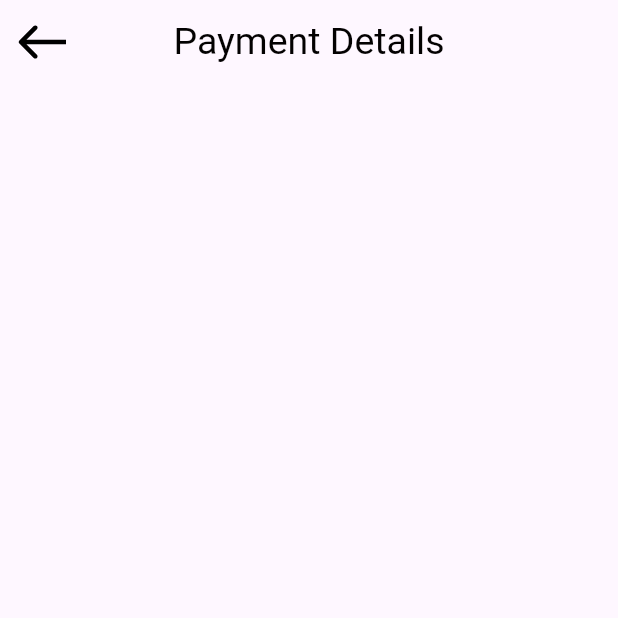
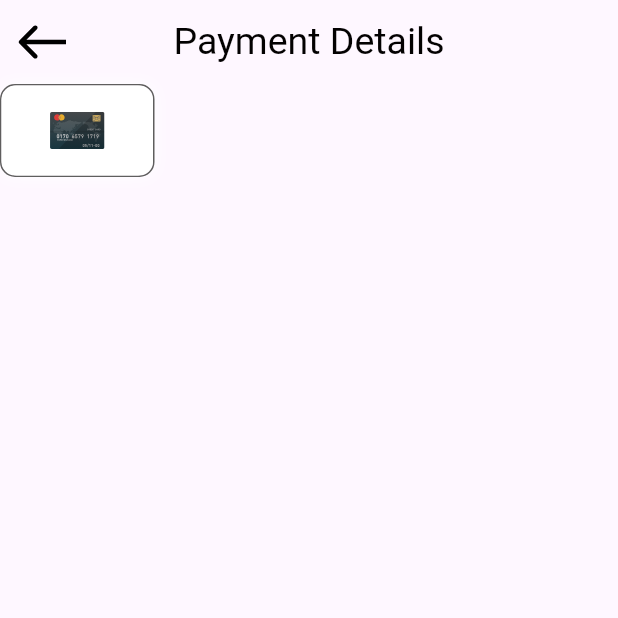
Before and after one commit to Badr-Elarby/Checkout-Payment-UI, a Flutter app: the screen it shows after launch, after a tap on "complete payment", on a phone screen of 412 x 824 dp, the top half of it. Run offline on Flutter 3.47's test engine with Material 3 defaults, Android fonts, the phone set to English and light mode, and no system bars; our stand-ins replace flutter_svg.

Commit message:
"Continue working on the project 3"

```diff
--- a/lib/core/widgets/custom_button.dart
+++ b/lib/core/widgets/custom_button.dart
@@ -21,7 +21,7 @@ class CustomButton extends StatelessWidget {
             shape: RoundedRectangleBorder(
               borderRadius: BorderRadius.circular(15),
             )),
-        child: Center(
+        child: const Center(
           child: Text(
             'complete payment',
             style: Styles.style25,
--- a/lib/features/checkout/presentation/view/my_cart_view.dart
+++ b/lib/features/checkout/presentation/view/my_cart_view.dart
@@ -1,8 +1,6 @@
-import 'package:checkout_payment_ui/core/utils/styles.dart';
 import 'package:checkout_payment_ui/core/widgets/custom_app_bar.dart';
 import 'package:checkout_payment_ui/features/checkout/presentation/view/my_cart_view_body.dart';
 import 'package:flutter/material.dart';
-import 'package:flutter_svg/svg.dart';
 
 class MyCartView extends StatelessWidget {
   const MyCartView({super.key});
--- a/lib/features/checkout/presentation/view/my_cart_view_body.dart
+++ b/lib/features/checkout/presentation/view/my_cart_view_body.dart
@@ -1,4 +1,3 @@
-import 'package:checkout_payment_ui/core/utils/styles.dart';
 import 'package:checkout_payment_ui/core/widgets/custom_button.dart';
 import 'package:checkout_payment_ui/features/checkout/presentation/view/payment_details.dart';
 import 'package:checkout_payment_ui/features/checkout/presentation/view/widgets/cart_info_item_widget.dart';
--- a/lib/features/checkout/presentation/view/payment_details.dart
+++ b/lib/features/checkout/presentation/view/payment_details.dart
@@ -1,4 +1,5 @@
 import 'package:checkout_payment_ui/core/widgets/custom_app_bar.dart';
+import 'package:checkout_payment_ui/features/checkout/presentation/view/widgets/payment_details_view_body.dart';
 import 'package:flutter/material.dart';
 
 class PaymentDetailsView extends StatelessWidget {
@@ -10,6 +11,7 @@ class PaymentDetailsView extends StatelessWidget {
       appBar: BuildAppBar(
         title: 'Payment Details',
       ),
+      body: PaymentDetailsViewBody(),
     );
   }
 }
--- a/lib/features/checkout/presentation/view/widgets/cart_info_item_widget.dart
+++ b/lib/features/checkout/presentation/view/widgets/cart_info_item_widget.dart
@@ -13,7 +13,7 @@ class OrderInfoItem extends StatelessWidget {
         title,
         style: Styles.style18,
       ),
-      Spacer(),
+      const Spacer(),
       Text(
         value,
         style: Styles.style18,
--- /dev/null
+++ b/lib/features/checkout/presentation/view/widgets/payment_details_view_body.dart
@@ -0,0 +1,18 @@
+import 'package:checkout_payment_ui/features/checkout/presentation/view/widgets/payment_methd_item.dart';
+import 'package:flutter/material.dart';
+import 'package:flutter_svg/svg.dart';
+
+class PaymentDetailsViewBody extends StatelessWidget {
+  const PaymentDetailsViewBody({super.key});
+
+  @override
+  Widget build(BuildContext context) {
+    return Column(
+      children: [
+        PaymentMethodItem(
+          isActive: false,
+        )
+      ],
+    );
+  }
+}
--- /dev/null
+++ b/lib/features/checkout/presentation/view/widgets/payment_methd_item.dart
@@ -0,0 +1,49 @@
+import 'package:flutter/material.dart';
+import 'package:flutter_svg/svg.dart';
+
+class PaymentMethodItem extends StatelessWidget {
+  const PaymentMethodItem({
+    super.key,
+    this.isActive = false,
+  });
+  final bool isActive;
+  @override
+  Widget build(BuildContext context) {
+    return AnimatedContainer(
+      duration: Duration(milliseconds: 600),
+      width: 103,
+      height: 62,
+      decoration: ShapeDecoration(
+          shape: RoundedRectangleBorder(
+            side: BorderSide(
+                width: 1,
+                color: isActive
+                    ? const Color(0xFF34A853)
+                    : const Color.fromARGB(255, 95, 94, 94)),
+            borderRadius: BorderRadius.circular(10),
+          ),
+          shadows: [
+            BoxShadow(
+              color: isActive
+                  ? const Color(0xFF34A853)
+                  : const Color.fromARGB(255, 255, 255, 255),
+              blurRadius: 8,
+              offset: Offset(0, 0),
+              spreadRadius: 0,
+            )
+          ]),
+      child: Container(
+        decoration: BoxDecoration(
+          borderRadius: BorderRadius.circular(10),
+          color: Colors.white,
+        ),
+        child: Center(
+          child: SvgPicture.asset(
+            'assets/images/card.svg',
+            height: 25,
+          ),
+        ),
+      ),
+    );
+  }
+}
--- a/lib/features/checkout/presentation/view/widgets/total_price_widget.dart
+++ b/lib/features/checkout/presentation/view/widgets/total_price_widget.dart
@@ -13,7 +13,7 @@ class TotalPrice extends StatelessWidget {
           title,
           style: Styles.style25,
         ),
-        Spacer(),
+        const Spacer(),
         Text(
           value,
           style: Styles.style25,
```
